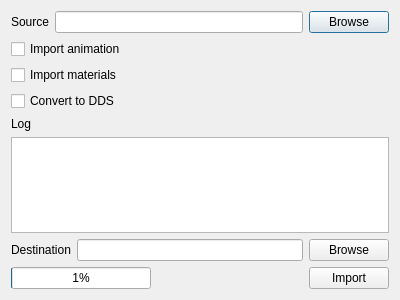
Old version of the form src/studio/import_asset_dialog.ui in the repository nem0/LumixEngine.
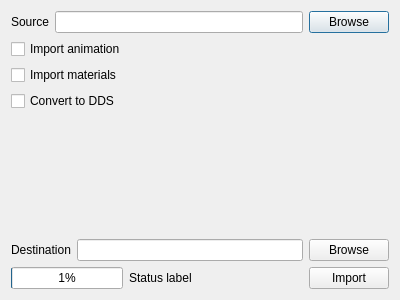
New version of the form. Custom widgets are drawn as their Qt base class.

```diff
--- a/src/studio/import_asset_dialog.ui
+++ b/src/studio/import_asset_dialog.ui
@@ -56,16 +56,6 @@
      </property>
     </widget>
    </item>
-   <item>
-    <widget class="QLabel" name="label_3">
-     <property name="text">
-      <string>Log</string>
-     </property>
-    </widget>
-   </item>
-   <item>
-    <widget class="QListWidget" name="logWidget"/>
-   </item>
    <item>
     <spacer name="verticalSpacer">
      <property name="orientation">
@@ -112,7 +102,10 @@
      <item>
       <widget class="QLabel" name="statusLabel">
        <property name="text">
-        <string/>
+        <string>Status label</string>
+       </property>
+       <property name="wordWrap">
+        <bool>true</bool>
        </property>
       </widget>
      </item>
```
